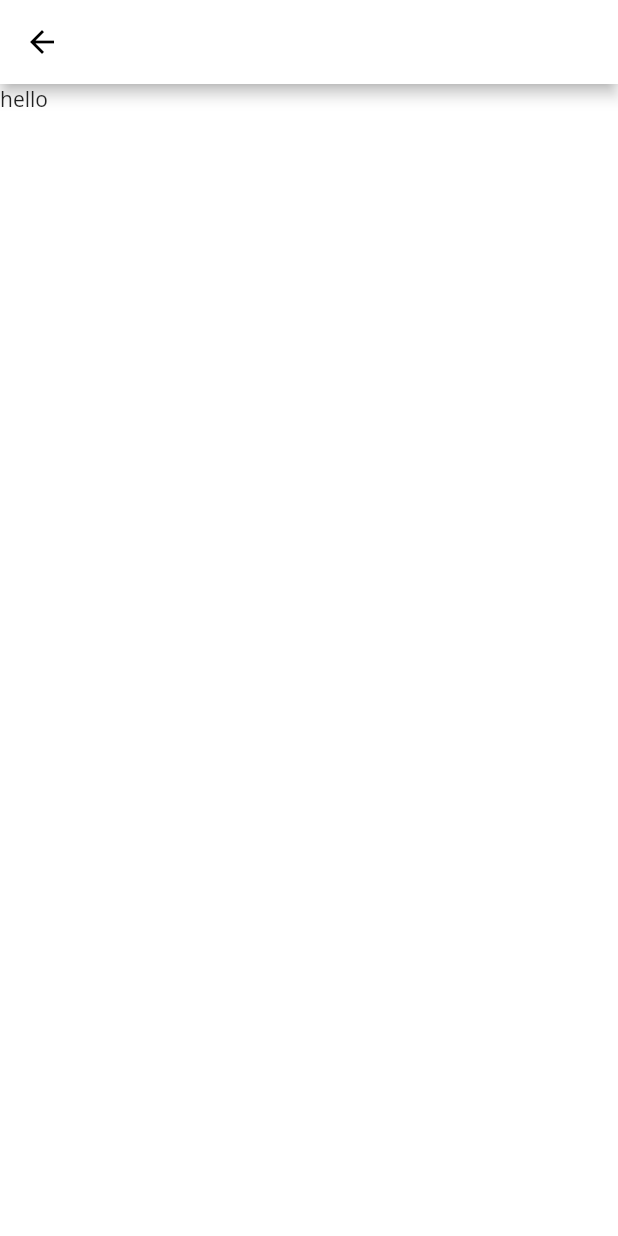
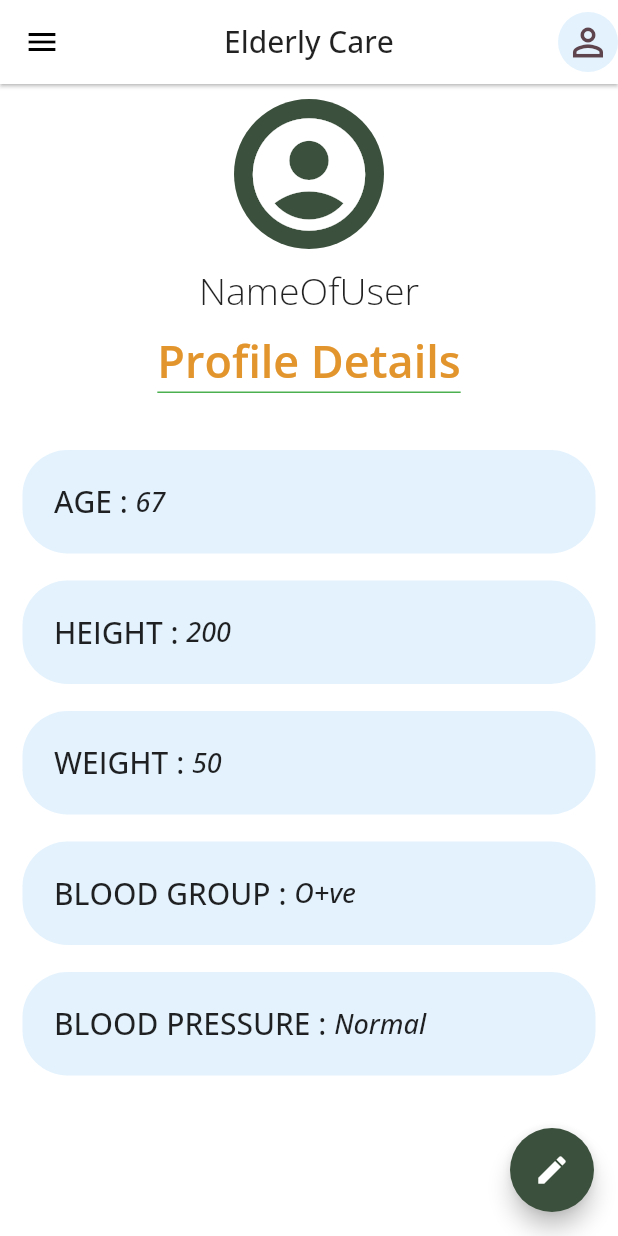
Before and after one commit to adarshbalu/elderly_app, a Flutter app: the screen it shows after launch, after a tap on the "perm identity" icon, on a phone screen of 412 x 824 dp. Run offline on Flutter 3.47's test engine with Material 2 defaults, Android fonts, the phone set to English and light mode, and no system bars; our stand-ins replace connectivity, flutter_spinkit, font_awesome_flutter.

Commit message:
Added profile page , display bugs on home screen

```diff
--- a/lib/screens/home_screen.dart
+++ b/lib/screens/home_screen.dart
@@ -21,7 +21,7 @@ class _HomeScreenState extends State<HomeScreen> {
     double screenHeight = deviceInfo.size.height;
     dimensions(screenHeight, screenWidth);
     if (screenHeight > 640) {
-      factor = screenHeight * (10 / 100);
+      factor = screenHeight * (5 / 100);
     }
     return Scaffold(
       drawer: AppDrawer(),
@@ -48,11 +48,13 @@ class _HomeScreenState extends State<HomeScreen> {
         ],
       ),
       body: Column(
+        mainAxisAlignment: MainAxisAlignment.center,
         children: <Widget>[
           SizedBox(
-            height: screenHeight * (9 / 100) - factor,
+            height: screenHeight * (9 / 100),
           ),
-          Row(
+          Expanded(
+            child: Row(
               children: <Widget>[
                 Expanded(
                   child: Column(
@@ -102,10 +104,12 @@ class _HomeScreenState extends State<HomeScreen> {
                 )
               ],
             ),
+          ),
           SizedBox(
-            height: 30.0,
+            height: screenHeight * (7.5 / 100) - factor,
           ),
-          Row(
+          Expanded(
+            child: Row(
               children: <Widget>[
                 Expanded(
                   child: Column(
@@ -155,36 +159,18 @@ class _HomeScreenState extends State<HomeScreen> {
                 )
               ],
             ),
-          Center(
-            child: GestureDetector(
-              onTap: () {
-                print('Urgent Tapped');
-                Navigator.pushNamed(context, LoadingScreen.id);
+          ),
+          SizedBox(
+            height: screenHeight * (5 / 100) - factor,
+          ),
+          Expanded(
+            child: RaisedButton(
+              child: Text('Button'),
+              onPressed: () {
+                Navigator.pushNamed(context, ProfileScreen.id);
               },
-              child: Container(
-                height: screenHeight * (10 / 100) - factor,
-                decoration: BoxDecoration(
-                  color: Colors.redAccent,
-                  borderRadius: BorderRadius.circular(30),
-                  boxShadow: [
-                    BoxShadow(
-                      color: Colors.red[200],
-                      blurRadius: 10.0,
-                      offset: Offset(0, 8.0),
             ),
-                  ],
-                ),
-                padding: EdgeInsets.symmetric(horizontal: 80, vertical: 20),
-                margin: EdgeInsets.only(top: 30.0, bottom: 20.0),
-                child: Text(
-                  'Urgent',
-                  style: TextStyle(
-                    color: Colors.white, //837666
-                  ),
-                ),
-              ),
-            ),
-          ),
+          )
         ],
       ),
     );
--- a/lib/screens/profile_screen.dart
+++ b/lib/screens/profile_screen.dart
@@ -1,4 +1,7 @@
+import 'package:elderly_app/others/constants.dart';
+import 'package:flutter/cupertino.dart';
 import 'package:flutter/material.dart';
+import 'package:elderly_app/widgets/app_default.dart';
 
 class ProfileScreen extends StatefulWidget {
   static const String id = 'Profile_Screen';
@@ -10,10 +13,133 @@ class _ProfileScreenState extends State<ProfileScreen> {
   @override
   Widget build(BuildContext context) {
     return Scaffold(
-      appBar: AppBar(),
-      body: Container(
-        child: Text('hello'),
+      drawer: AppDrawer(),
+      floatingActionButton: FloatingActionButton(
+        child: Icon(
+          Icons.edit,
+        ),
+        onPressed: () {
+          print('Edit Button');
+        },
+        backgroundColor: Color(0xff3c513d),
+      ),
+      appBar: AppBar(
+        title: Text('Elderly Care'),
+        centerTitle: true,
+        elevation: 1,
+        actions: <Widget>[
+          GestureDetector(
+            onTap: () {
+              print('Profile Button Tapped');
+            },
+            child: CircleAvatar(
+              radius: 20,
+              backgroundColor: Colors.blue.shade50,
+              child: Icon(
+                Icons.perm_identity,
+                size: 30,
+                color: Color(0xff5e444d),
+              ),
+            ),
+          ),
+        ],
+      ),
+      body: ListView(
+        children: <Widget>[
+          Center(
+            child: Padding(
+              padding: const EdgeInsets.only(top: 10.0, bottom: 10.0),
+              child: CircleAvatar(
+                radius: 50.0,
+                backgroundColor: Color(0xff3c513d),
+                child: Icon(
+                  Icons.account_circle,
+                  size: 90.0,
+                  color: Colors.white,
+                ),
+              ),
+            ),
+          ),
+          Center(
+            child: Text(
+              'NameOfUser',
+              style: TextStyle(fontSize: 25.0, fontWeight: FontWeight.w100),
+            ),
+          ),
+          Center(
+            child: Container(
+              decoration: BoxDecoration(
+                border: Border(
+                  bottom:
+                      BorderSide(color: Colors.green, style: BorderStyle.solid),
+                ),
+              ),
+              margin: EdgeInsets.only(top: 10.0, bottom: 20),
+              child: Text(
+                'Profile Details',
+                style: TextStyle(
+                  fontSize: 30.0,
+                  fontWeight: FontWeight.w600,
+                  color: Color(0xffE3952D),
+                ),
+              ),
+            ),
+          ),
+          ProfileDetails(
+            detailName: 'AGE',
+            detailValue: '67',
+          ),
+          ProfileDetails(
+            detailName: 'HEIGHT',
+            detailValue: '200',
+          ),
+          ProfileDetails(
+            detailName: 'WEIGHT',
+            detailValue: '50',
+          ),
+          ProfileDetails(
+            detailName: 'BLOOD GROUP',
+            detailValue: 'O+ve',
+          ),
+          ProfileDetails(
+            detailName: 'BLOOD PRESSURE',
+            detailValue: 'Normal',
+          ),
+        ],
       ),
     );
   }
 }
+
+class ProfileDetails extends StatelessWidget {
+  String detailName, detailValue;
+
+  ProfileDetails({this.detailName, this.detailValue});
+
+  @override
+  Widget build(BuildContext context) {
+    return Container(
+      decoration: BoxDecoration(
+        color: Colors.blue[50],
+        borderRadius: BorderRadius.circular(30),
+      ),
+      padding: EdgeInsets.all(21.0),
+      margin: EdgeInsets.only(right: 15, left: 15, top: 18),
+      child: Row(
+        children: <Widget>[
+          Text(
+            '$detailName : ',
+            style: TextStyle(fontSize: 20.0, fontWeight: FontWeight.w500),
+          ),
+          Text(
+            '$detailValue',
+            style: TextStyle(
+                fontSize: 18.0,
+                fontWeight: FontWeight.w500,
+                fontStyle: FontStyle.italic),
+          )
+        ],
+      ),
+    );
+  }
+}
```
Lines whose indentation alone changed are shown as unchanged.
